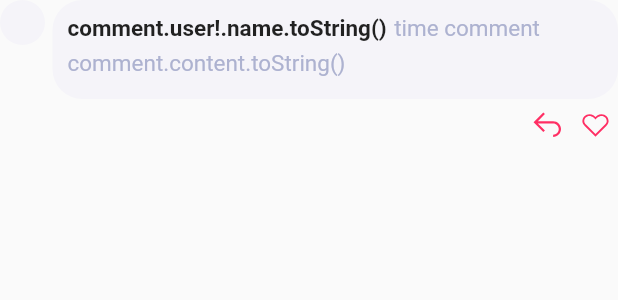
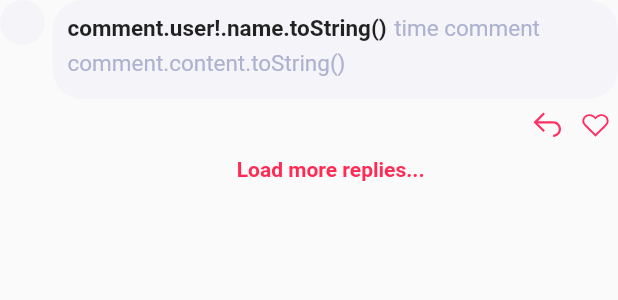
Before and after one commit to HoangDuck/gsot_intern_social_media, a Flutter app: the Comment widget shown alone on an empty page, opened directly, on a phone screen of 412 x 824 dp. Shown: the top 300 px of the screen. Run offline on Flutter 3.47's test engine with Material 2 defaults, Android fonts, the light colour scheme and no system bars; our stand-ins replace audioplayers, image_picker, line_icons, page_transition, shared_preferences; missing offline and left inert: fdottedline_nullsafety; accounts and stored records are empty; network calls fail.

Commit message:
reply comment

```diff
--- /dev/null
+++ b/lib/ui/widget/comment_reply.dart
@@ -0,0 +1,6 @@
+
+import 'package:social_media/ui/widget/comment_widget.dart';
+
+class CommentReply extends Comment{
+
+}
--- /dev/null
+++ b/lib/ui/widget/comment_to_post.dart
@@ -0,0 +1,5 @@
+import 'package:social_media/ui/widget/comment_widget.dart';
+
+class CommentToPost extends Comment{
+
+}
--- a/lib/ui/widget/comment_widget.dart
+++ b/lib/ui/widget/comment_widget.dart
@@ -18,6 +18,8 @@ class Comment extends StatefulWidget {
 }
 
 class _CommentState extends State<Comment> with TickerProviderStateMixin {
+  List<Widget> listCommentWidgets = [];
+
   //show comment box
   late ExpandCollapseAnimation expandCollapseAnimation;
 
@@ -491,7 +493,7 @@ class _CommentState extends State<Comment> with TickerProviderStateMixin {
               ),
               Positioned(
                 bottom: -100,
-                width: MediaQuery.of(context).size.width*0.9,
+                width: MediaQuery.of(context).size.width * 0.9,
                 child: Stack(
                   children: <Widget>[
                     // Box
@@ -513,7 +515,43 @@ class _CommentState extends State<Comment> with TickerProviderStateMixin {
           sizeFactor: expandCollapseAnimation.animation,
           child: TextFormComment(),
         ),
+        Container(
+          padding: EdgeInsets.only(
+            left: MediaQuery.of(context).size.width * 0.07,
+          ),
+          child: Column(
+            mainAxisAlignment: MainAxisAlignment.start,
+            children: [
+              Column(
+                children: listCommentWidgets,
+              ),
+              loadMoreComment(),
+            ],
+          ),
+        ),
       ],
+    );
+  }
+
+  Widget loadMoreComment() {
+    return GestureDetector(
+      onTap: () {
+        setState(() {
+          listCommentWidgets.add(Comment());
+        });
+      },
+      child: Container(
+        padding: EdgeInsets.only(
+          top: 5,
+        ),
+        child: Text(
+          "Load more replies...",
+          style: TextStyle(
+            color: Color(0xffFF2B55),
+            fontWeight: FontWeight.bold,
+          ),
+        ),
+      ),
     );
   }
 
```
Also changed, not shown: lib/ui/widget/post_widget.dart (+27 -3 lines).
